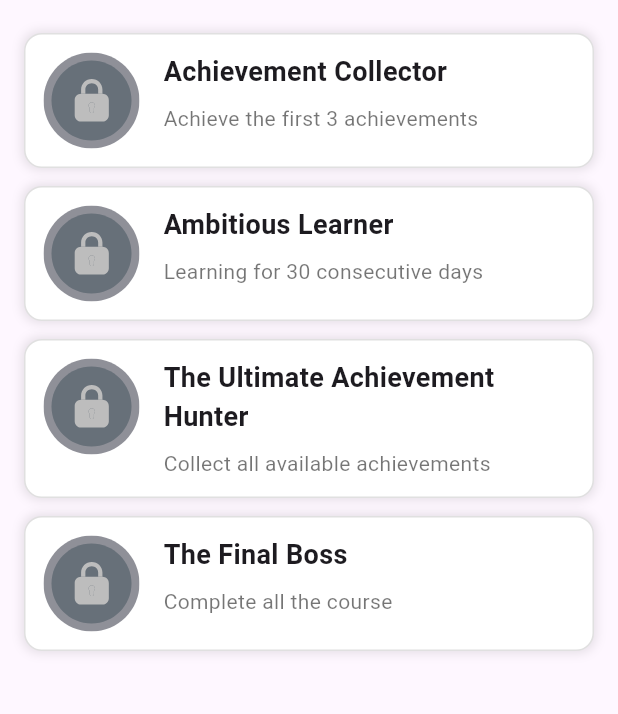
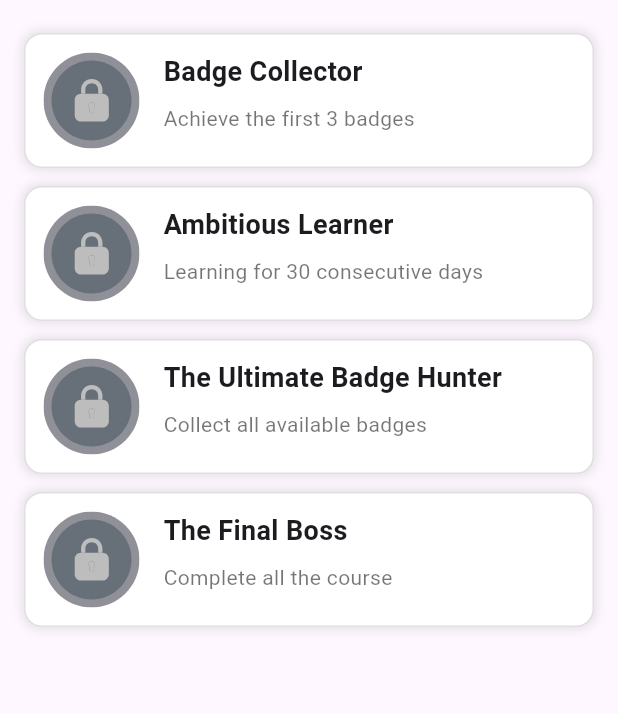
Before and after one commit to Gracesiamrbn/Progamify-mobile, a Flutter app: the AchievementScreen screen opened directly, on a phone screen of 412 x 824 dp, the part 84-798 px from its top. Run offline on Flutter 3.47's test engine with Material 3 defaults, Android fonts, the phone set to English and light mode, and no system bars; our stand-ins replace audioplayers, curved_navigation_bar, flutter_dotenv, flutter_html, flutter_native_splash, flutter_svg and 5 more; accounts and stored records are empty; network calls fail.

```diff
--- a/lib/presentation/screens/profile/achievement_screen.dart
+++ b/lib/presentation/screens/profile/achievement_screen.dart
@@ -17,8 +17,8 @@ class _AchievementScreenState extends State<AchievementScreen> {
   final List<Map<String, dynamic>> defaultAchievements = [
     {
       "id": 1,
-      "title": "Achievement Collector",
-      "description": "Achieve the first 3 achievements",
+      "title": "Badge Collector",
+      "description": "Achieve the first 3 badges",
       "picture": "assets/achievement/achievement_grey.svg",
     },
     {
@@ -29,8 +29,8 @@ class _AchievementScreenState extends State<AchievementScreen> {
     },
     {
       "id": 3,
-      "title": "The Ultimate Achievement Hunter",
-      "description": "Collect all available achievements",
+      "title": "The Ultimate Badge Hunter",
+      "description": "Collect all available badges",
       "picture": "assets/achievement/achievement_grey.svg",
     },
     {
```
